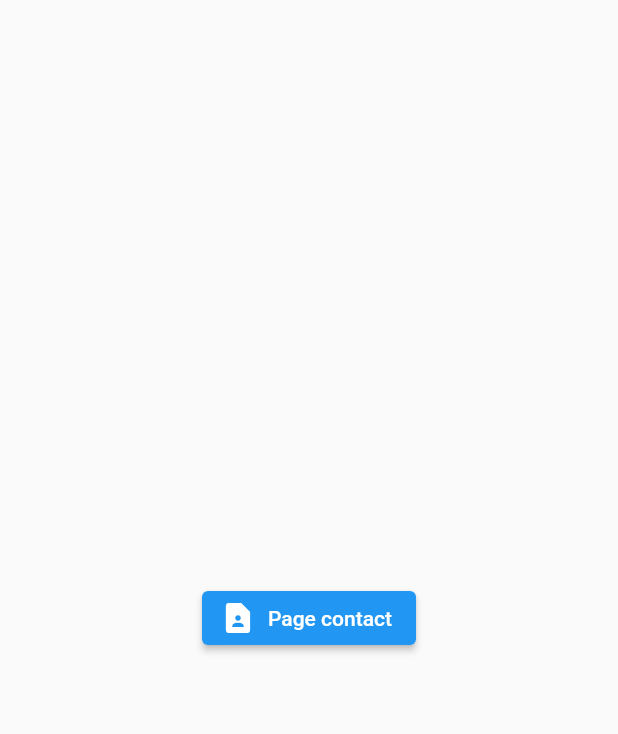
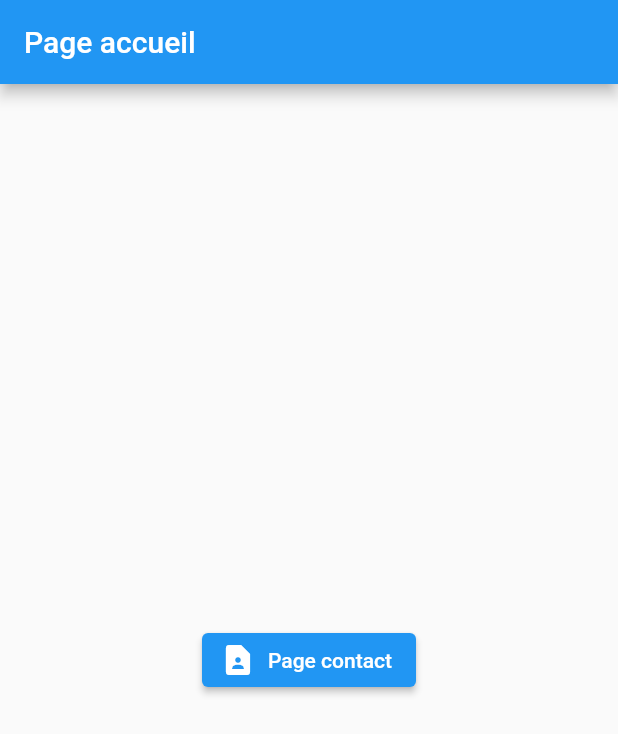
Before and after one commit to AboubacarKamara/ma_petite_planete_demo, a Flutter app: the screen it shows after launch, on a phone screen of 412 x 824 dp. Shown: the top 734 px of the screen. Run offline on Flutter 3.47's test engine with Material 2 defaults, Android fonts, the phone set to English and light mode, and no system bars.

Commit message:
ajout appBar

```diff
--- a/lib/main.dart
+++ b/lib/main.dart
@@ -43,6 +43,9 @@ class _MyHomePageState extends State<MyHomePage> {
   @override
   Widget build(BuildContext context) {
     return Scaffold(
+      appBar: AppBar(
+        title: const Text('Page accueil'),
+      ),
       body: Center(
         child: Column(
           mainAxisAlignment: MainAxisAlignment.center,
```
Also changed, not shown: lib/Page/pageContact.dart (+7 -0 lines).
